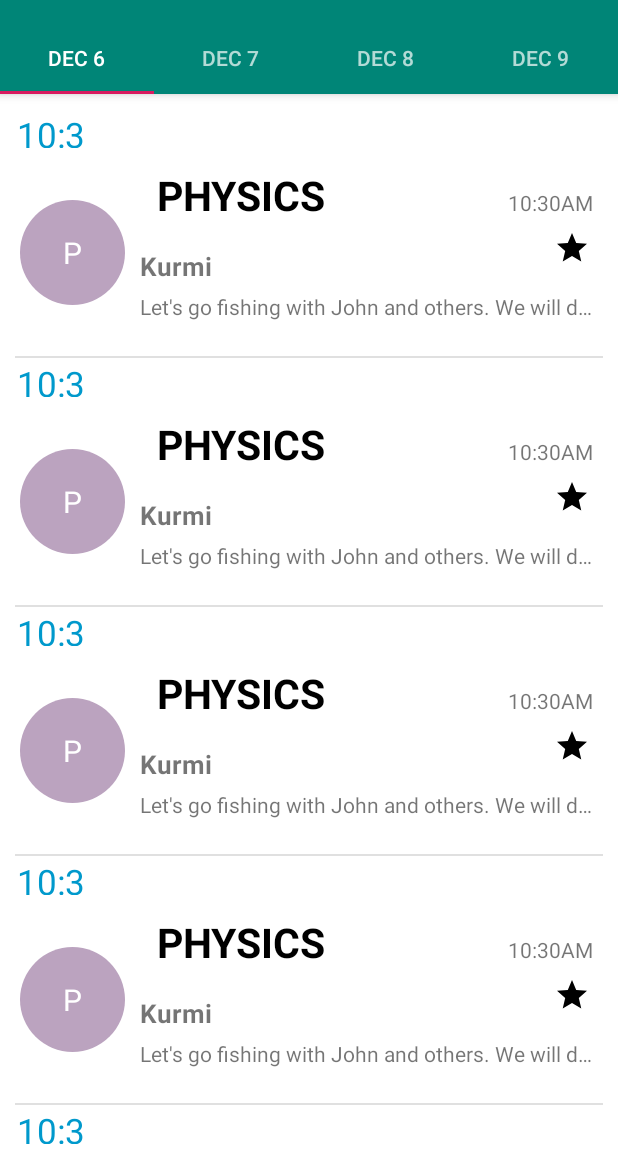
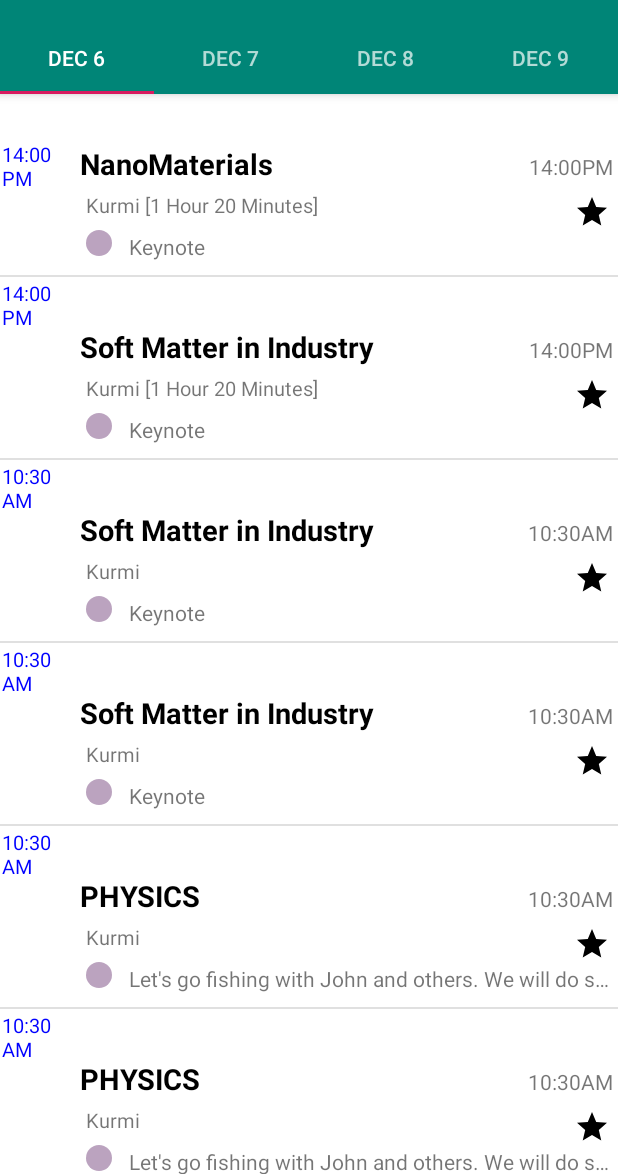
Before and after one commit to nishantsikarwar/ComFlu2018, an Android app: the screen it shows after launch (MainActivity), on a phone screen of 412 x 824 dp, the part 62-1236 px from its top. Run offline under Robolectric (Android 15) with nearby library versions, the phone set to English and light mode, and no system bars.

Commit message:
refreshed_system

```diff
--- a/app/src/main/java/com/example/kira/comflu2018/DummyFragment.java
+++ b/app/src/main/java/com/example/kira/comflu2018/DummyFragment.java
@@ -68,16 +68,14 @@ public class DummyFragment extends Fragment {
 
     public void setArrayList(ArrayList<CardData> arrayList) {
 
-        CardData data = new CardData("PHYSICS", "10:30AM", "Kurmi", "Let's go fishing with John and others. We will do some barbecue and have soo \n" +
-                "                 much fun\"", true);
+        CardData data = new CardData("NanoMaterials", "14:00PM", "Kurmi [1 Hour 20 Minutes]", "Keynote", true);
         arrayList.add(data);
 
-        data = new CardData("PHYSICS", "10:30AM", "Kurmi", "Let's go fishing with John and others. We will do some barbecue and have soo \n" +
-                "                 much fun\"", true);
+        data = new CardData("Soft Matter in Industry", "14:00PM", "Kurmi [1 Hour 20 Minutes]", "Keynote", true);
         arrayList.add(data);
 
-        data = new CardData("PHYSICS", "10:30AM", "Kurmi", "Let's go fishing with John and others. We will do some barbecue and have soo \n" +
-                "                 much fun\"", true);
+        data = new CardData("Soft Matter in Industry", "10:30AM", "Kurmi", "Keynote", true);
+        arrayList.add(data);
         arrayList.add(data);
 
         data = new CardData("PHYSICS", "10:30AM", "Kurmi", "Let's go fishing with John and others. We will do some barbecue and have soo \n" +
--- a/app/src/main/java/com/example/kira/comflu2018/LectureAdapter.java
+++ b/app/src/main/java/com/example/kira/comflu2018/LectureAdapter.java
@@ -4,14 +4,14 @@ import android.content.Context;
 import android.content.Intent;
 import android.graphics.Color;
 import android.graphics.drawable.GradientDrawable;
-import android.os.Bundle;
-import android.os.Parcelable;
+//import android.os.Bundle;
+//import android.os.Parcelable;
 import android.support.annotation.NonNull;
 import android.support.v4.content.ContextCompat;
-import android.support.v7.widget.CardView;
+//import android.support.v7.widget.CardView;
 import android.support.v7.widget.RecyclerView;
 import android.util.SparseBooleanArray;
-import android.view.ContextMenu;
+//import android.view.ContextMenu;
 import android.view.LayoutInflater;
 import android.view.View;
 import android.view.ViewGroup;
@@ -19,7 +19,7 @@ import android.widget.ImageView;
 import android.widget.RelativeLayout;
 import android.widget.TextView;
 
-import java.util.ArrayList;
+//import java.util.ArrayList;
 import java.util.List;
 import java.util.Random;
 
@@ -29,7 +29,7 @@ public class LectureAdapter extends RecyclerView.Adapter<LectureAdapter.LectureV
 
     private List<CardData>card_data;
     private Context mContext;
-    SparseBooleanArray itemStateArray= new SparseBooleanArray();
+    private SparseBooleanArray itemStateArray= new SparseBooleanArray();
 
    public class LectureViewHolder extends RecyclerView.ViewHolder implements View.OnClickListener{
 
@@ -40,7 +40,6 @@ public class LectureAdapter extends RecyclerView.Adapter<LectureAdapter.LectureV
        ImageView marked_items;
        TextView tvIcon;
        RelativeLayout lecture_details;
-       Boolean marked;
      //  CardView cardView;
         LectureViewHolder(View itemView) {
             super(itemView);
@@ -101,17 +100,17 @@ public class LectureAdapter extends RecyclerView.Adapter<LectureAdapter.LectureV
 
     @Override
     public void onBindViewHolder(@NonNull final LectureAdapter.LectureViewHolder holder, final int position) {
+       final int pos = holder.getAdapterPosition();
         CardData data = card_data.get(position);
         holder.lecture_topic.setText(data.getLecture_topic());
         holder.lecture_time.setText(data.getLecture_time());
         holder.professor.setText(data.getProfessor());
         holder.lecture_abstract.setText(data.getLecture_abstract());
-        holder.tvIcon.setText(data.getLecture_topic().substring(0,1));
 
         Random mRandom = new Random();
        final int color = Color.argb(255, mRandom.nextInt(256), mRandom.nextInt(256), mRandom.nextInt(256));
         ((GradientDrawable)holder.tvIcon.getBackground()).setColor(color);
-        holder.bind(position);
+        holder.bind(pos);
 //
 //        holder.marked_items.setOnClickListener(new View.OnClickListener() {
 //            @Override
@@ -139,7 +138,7 @@ public class LectureAdapter extends RecyclerView.Adapter<LectureAdapter.LectureV
                 mIntent.putExtra("time", holder.lecture_time.getText().toString());
                 mIntent.putExtra("tvIcon", holder.tvIcon.getText().toString());
                 mIntent.putExtra("colorIcon", color);
-                mIntent.putExtra("marked",itemStateArray.valueAt(position));
+                mIntent.putExtra("marked",itemStateArray.valueAt(pos));
 
 //                Bundle b = new Bundle();
 //                b.putParcelableArrayList("data", (ArrayList<? extends Parcelable>) card_data);
--- a/app/src/main/res/layout/dummy_fragment.xml
+++ b/app/src/main/res/layout/dummy_fragment.xml
@@ -12,9 +12,6 @@
         android:layout_width="match_parent"
         android:layout_height="match_parent"
         android:scrollbars="vertical"
-        android:layout_marginLeft="10dp"
-        android:layout_marginRight="10dp"
-        android:layout_marginTop="10dp"
-        android:layout_marginBottom="10dp"/>
+        android:layout_marginTop="0sp"/>
 
 </LinearLayout>
--- a/app/src/main/res/layout/item_row.xml
+++ b/app/src/main/res/layout/item_row.xml
@@ -1,66 +1,55 @@
 <?xml version="1.0" encoding="utf-8"?>
 <RelativeLayout xmlns:android="http://schemas.android.com/apk/res/android"
     android:layout_width="match_parent"
-    android:layout_height="137dp"
+    android:layout_height="87dp"
     xmlns:app="http://schemas.android.com/apk/res-auto"
-    android:id="@+id/lecture_details"
-    android:layout_marginLeft="3dp"
-    android:layout_marginRight="3dp"
-    android:layout_marginTop="0dp"
-    app:cardCornerRadius="7dp"
-    android:elevation="4dp"
-    app:cardElevation="7dp">
-
-        <TextView
-            android:id="@+id/tvIcon"
-            android:layout_width="70dp"
-            android:layout_height="70dp"
-            android:layout_centerVertical="true"
-            android:gravity="center"
-            android:textColor="@android:color/white"
-            android:textSize="20sp"
-            android:background="@drawable/rounded_drawable"
-            android:text="@string/a" />
-
+    android:id="@+id/lecture_details">
         <TextView
             android:id="@+id/lecture_topic"
             android:layout_width="match_parent"
             android:layout_height="wrap_content"
-            android:layout_marginLeft="10dp"
-            android:layout_marginStart="10dp"
-            android:layout_toEndOf="@+id/tvIcon"
-            android:layout_toRightOf="@+id/tvIcon"
-            android:padding="11dp"
+            android:layout_marginStart="53sp"
             android:text="@string/card_title"
             android:textColor="#000000"
-            android:textSize="27sp"
+            android:textSize="19sp"
             android:textStyle="bold"/>
+
     <TextView
         android:id="@+id/professor"
         android:layout_width="wrap_content"
         android:layout_height="wrap_content"
         android:layout_below="@id/lecture_topic"
-            android:layout_marginLeft="10dp"
-            android:layout_marginStart="10dp"
+        android:layout_marginLeft="57dp"
+        android:layout_marginStart="57dp"
         android:layout_marginTop="5dp"
-            android:layout_toEndOf="@+id/tvIcon"
-            android:layout_toRightOf="@+id/tvIcon"
+        android:layout_marginBottom="7sp"
         android:text="@string/textview"
-            android:textSize="17sp"
-            android:textStyle="bold"/>
+        android:textSize="13sp" />
+
+    <TextView
+        android:id="@+id/tvIcon"
+        android:layout_width="17dp"
+        android:layout_height="17dp"
+        android:gravity="center"
+        android:layout_below="@id/professor"
+        android:layout_marginStart="57dp"
+        android:textColor="@android:color/white"
+        android:textSize="20sp"
+        android:background="@drawable/rounded_drawable" />
+
     <TextView
         android:id="@+id/lecture_abstract"
         android:layout_width="match_parent"
         android:layout_height="wrap_content"
         android:layout_below="@id/professor"
-            android:layout_marginLeft="10dp"
-            android:layout_marginStart="10dp"
-            android:layout_marginTop="5dp"
-            android:layout_toEndOf="@+id/tvIcon"
-            android:layout_toRightOf="@+id/tvIcon"
+       android:layout_toEndOf="@id/tvIcon"
+        android:paddingLeft="11sp   "
+        android:layout_marginTop="1dp"
+        android:layout_marginBottom="7sp"
         android:ellipsize="end"
         android:maxLines="1"
-            android:text="@string/this_is_a_very_long_text_and_we_need_to_show_3_dots" />
+        android:text="@string/keynote" />
+
 
     <TextView
         android:id="@+id/lecture_time"
--- a/app/src/main/res/layout/recycler_header_section.xml
+++ b/app/src/main/res/layout/recycler_header_section.xml
@@ -4,12 +4,14 @@
     android:layout_width="match_parent"
     android:layout_height="match_parent">
     <TextView
-        android:layout_width="wrap_content"
+        android:layout_width="37sp"
         android:layout_height="@dimen/recycler_section_header_height"
         android:id="@+id/lecture_time"
-        android:textColor="@android:color/holo_blue_dark"
+        android:textColor="@color/blue_google"
         android:padding="1dp"
-        android:textSize="23dp"
+        android:textSize="13sp"
+        android:maxLines="2"
+        android:layout_marginTop="29sp"
         android:hint="@string/time"/>
 
 </RelativeLayout>
--- a/app/src/main/res/values/colors.xml
+++ b/app/src/main/res/values/colors.xml
@@ -17,4 +17,5 @@
     <color name="bg_action_mode">#757575</color>
     <color name="bg_circle_default">#666666</color>
     <color name="colorOrange">#F2B32A</color>
+    <color name="blue_google">#0000ff</color>
 </resources>
--- a/app/src/main/res/values/dimens.xml
+++ b/app/src/main/res/values/dimens.xml
@@ -66,5 +66,5 @@
     <dimen name="icon_star">25dp</dimen>
     <dimen name="icon_text">22dp</dimen>
     <dimen name="timestamp">12dp</dimen>
-    <dimen name="recycler_section_header_height">27sp</dimen>
+    <dimen name="recycler_section_header_height">33sp</dimen>
 </resources>
--- a/app/src/main/res/values/strings.xml
+++ b/app/src/main/res/values/strings.xml
@@ -5,4 +5,5 @@
     <string name="textview">TextView</string>
     <string name="this_is_a_very_long_text_and_we_need_to_show_3_dots">This is a very long text and we need to show 3...(dots)</string>
     <string name="time">Time</string>
+    <string name="keynote">Keynote</string>
 </resources>
```
Lines whose indentation alone changed are shown as unchanged.
